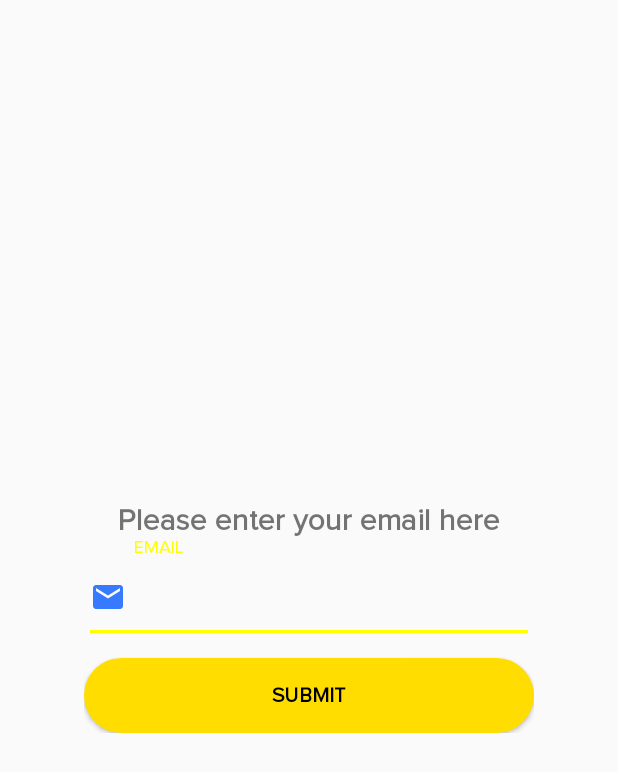
After one commit to wahyukharisma/travanda, an Android app: the layout forgot_password_landing.xml on its own in the app's theme, with its tools: preview values and no code run, on a phone screen of 412 x 824 dp. The commit adds this screen. Shown: the top 772 px of the screen. Run offline under Robolectric (Android 15) with nearby library versions, the phone set to English and light mode, and no system bars.

Commit message:
Adding new layout
Forgot password landing

```diff
--- /dev/null
+++ b/app/src/main/res/drawable/ic_email_blue_24dp.xml
@@ -0,0 +1,5 @@
+<vector android:height="24dp" android:tint="#357AFF"
+    android:viewportHeight="24.0" android:viewportWidth="24.0"
+    android:width="24dp" xmlns:android="http://schemas.android.com/apk/res/android">
+    <path android:fillColor="#FF000000" android:pathData="M20,4L4,4c-1.1,0 -1.99,0.9 -1.99,2L2,18c0,1.1 0.9,2 2,2h16c1.1,0 2,-0.9 2,-2L22,6c0,-1.1 -0.9,-2 -2,-2zM20,8l-8,5 -8,-5L4,6l8,5 8,-5v2z"/>
+</vector>
--- /dev/null
+++ b/app/src/main/res/layout/forgot_password_landing.xml
@@ -0,0 +1,46 @@
+<?xml version="1.0" encoding="utf-8"?>
+<RelativeLayout xmlns:android="http://schemas.android.com/apk/res/android"
+                                             android:layout_width="match_parent"
+                                             android:layout_height="match_parent">
+    <LinearLayout
+            android:layout_width="match_parent"
+            android:layout_height="match_parent"
+            android:orientation="vertical"
+            android:gravity="center">
+        <TextView android:layout_width="wrap_content" android:layout_height="wrap_content"
+                  android:text="@string/info_enter_email"
+                  android:fontFamily="@font/proxima_nova"
+                  android:textStyle="bold"
+                  android:textSize="20sp"/>
+        <android.support.design.widget.TextInputLayout
+                android:id="@+id/inputlayout_email"
+                android:layout_width="wrap_content"
+                android:layout_height="wrap_content"
+                android:gravity="center">
+            <EditText
+                    android:id="@+id/et_email_input"
+                    android:layout_width="300dp"
+                    android:layout_height="60dp"
+                    android:drawableLeft="@drawable/ic_email_blue_24dp"
+                    android:hint="@string/email_input"
+                    android:textAllCaps="false"
+                    android:textColorHint="@color/textHintGrey"
+                    android:fontFamily="@font/proxima_nova"
+                    android:drawablePadding="5dp"
+                    android:inputType="textEmailAddress"
+                    android:textSize="18sp"/>
+            <Button
+                    android:id="@+id/btn_submit_email"
+                    android:layout_marginTop="10dp"
+                    android:layout_width="300dp"
+                    android:layout_height="50dp"
+                    android:background="@drawable/button_login_action"
+                    android:text="@string/button_submit_email"
+                    android:textColor="@color/textBlack"
+                    android:fontFamily="@font/proxima_nova"
+                    android:textStyle="bold"/>
+        </android.support.design.widget.TextInputLayout>
+
+    </LinearLayout>
+
+</RelativeLayout>
--- a/app/src/main/res/values/strings.xml
+++ b/app/src/main/res/values/strings.xml
@@ -5,4 +5,8 @@
     <string name="email_input">EMAIL</string>
     <string name="password_input">PASSWORD</string>
     <string name="button_login">LOGIN</string>
+
+    <!-- Forgot Password -->
+    <string name="info_enter_email">Please enter your email here</string>
+    <string name="button_submit_email">Submit</string>
 </resources>
```
